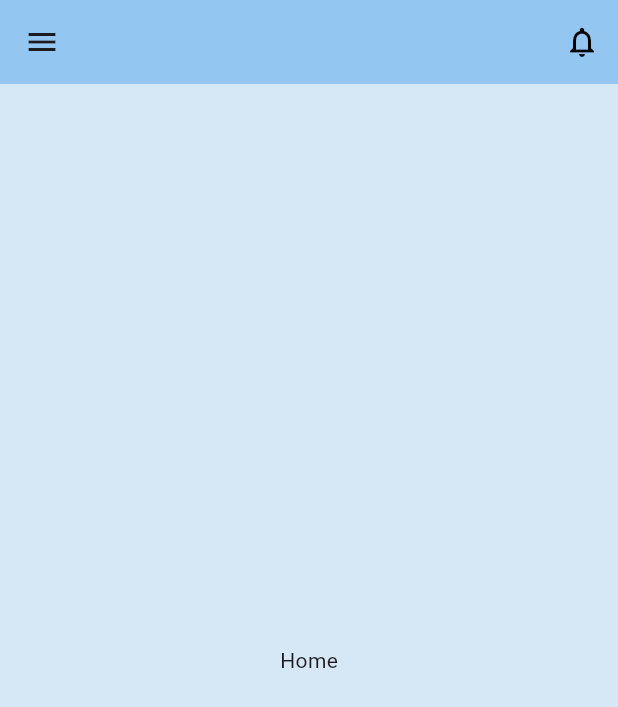
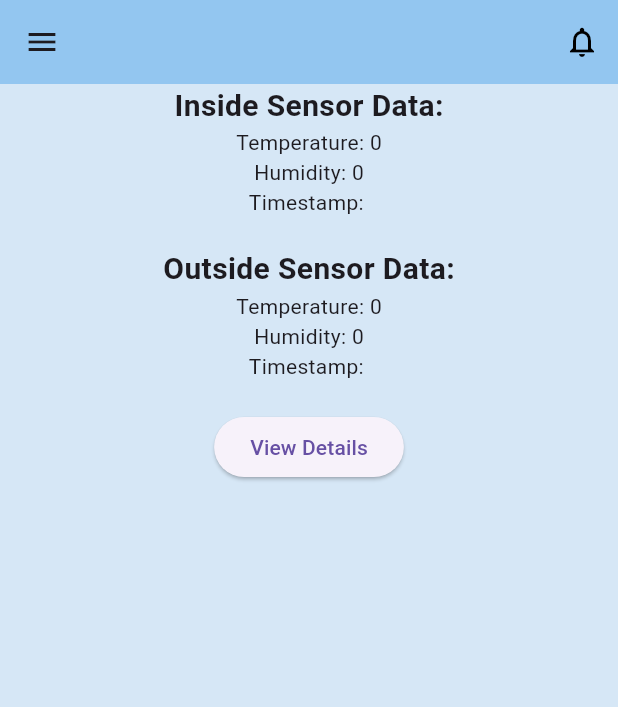
Before and after one commit to izone2911/iot_app, a Flutter app: the screen it shows after launch, on a phone screen of 412 x 824 dp. Shown: the top 707 px of the screen. Run offline on Flutter 3.47's test engine with Material 3 defaults, Android fonts, the phone set to English and light mode, and no system bars; our stand-ins replace dio, fl_chart, go_router, lazy_load_scrollview, sidebarx; missing offline and left inert: calendar_slider, mqtt_client.

Commit message:
realtime-info

```diff
--- a/lib/src/app.dart
+++ b/lib/src/app.dart
@@ -76,6 +76,7 @@ class App extends StatelessWidget {
             ChangeNotifierProvider(create: (_) => provider.WeatherProvider()),
             ChangeNotifierProvider(create: (context) => provider.AlertData()),
             ChangeNotifierProvider(create: (_) => provider.ConfigData()),
+            ChangeNotifierProvider(create: (_) => provider.RealTimeData()),
           ],
           child: MaterialApp.router(
             routerConfig: _router,
--- a/lib/src/provider/_index.dart
+++ b/lib/src/provider/_index.dart
@@ -3,3 +3,4 @@ export 'aws_iot_provider.dart';
 // export 'data_aws_provider.dart';
 export 'alert_provider.dart';
 export 'data_config_devices.dart';
+export 'realtime_provider.dart';
--- a/lib/src/provider/aws_iot_provider.dart
+++ b/lib/src/provider/aws_iot_provider.dart
@@ -1,15 +1,15 @@
-
+import 'dart:convert';
 import 'dart:io';
 import 'package:flutter/material.dart';
 import 'package:flutter/services.dart';
 import 'package:mqtt_client/mqtt_client.dart';
 import 'package:mqtt_client/mqtt_server_client.dart';
 import 'package:provider/provider.dart';
+// import 'package:quanlyhoctap/src/provider/realtime_provider.dart';
 import '_index.dart';
-import 'alert_provider.dart';
+// import 'alert_provider.dart';
 
 class AwsIotProvider {
-
   final Map<String, dynamic> _map = {
     'inside_running': {},
     'inside_changed': {},
@@ -19,9 +19,8 @@ class AwsIotProvider {
   Map<String, dynamic> get dataAws => _map;
 
   void addDataAws(String key, dynamic item) {
-      _map[key] = [item];
+    _map[key] = [item];
   }
-
 
   final String brokerUrl = 'a16rrf6y48w5mg-ats.iot.us-east-1.amazonaws.com';
   final int port = 8883;
@@ -90,8 +89,28 @@ class AwsIotProvider {
       final payload =
           MqttPublishPayload.bytesToStringAsString(recMessage.payload.message);
       addDataAws(topic, payload);
-      if(topic=='esp32/pub') {
-        alertData.addAlertData("unread", payload);// Thêm payload nhận được vào thông báo chưa đọc
+      if (topic == 'esp32/pub') {
+        // Thêm payload nhận được vào thông báo chưa đọc
+        alertData.addAlertData("unread", payload);
+        // print("Received message: $payload from topic: ${messages[0].topic}");
+      }
+    });
+  }
+
+  void subscribeRealTime(String topic, RealTimeData realTimeData) {
+    client.subscribe(topic, MqttQos.atLeastOnce);
+    client.updates?.listen((List<MqttReceivedMessage<MqttMessage?>>? messages) {
+      final recMessage = messages![0].payload as MqttPublishMessage;
+      final payload =
+          MqttPublishPayload.bytesToStringAsString(recMessage.payload.message);
+      addDataAws(topic, payload);
+      if (topic == 'esp32/pub') {
+        Map<String, dynamic> jsonPayload = json.decode(payload);
+        realTimeData.changeRealTimeData(
+            jsonPayload['id'],
+            jsonPayload['temperature'],
+            jsonPayload['humidity'],
+            jsonPayload['timestamp']);
       }
       // print("Received message: $payload from topic: ${messages[0].topic}");
     });
--- /dev/null
+++ b/lib/src/provider/realtime_provider.dart
@@ -0,0 +1,32 @@
+import 'package:flutter/foundation.dart';
+
+class RealTimeData with ChangeNotifier {
+  final Map<String, Map<String, dynamic>> _realTime = {
+    "inside": {
+      "humidity": 0,
+      "temperature": 0,
+      "timestamp": "",
+    },
+    "outside": {
+      "humidity": 0,
+      "temperature": 0,
+      "timestamp": "",
+    },
+  };
+
+  Map<String, Map<String, dynamic>> get realTime => _realTime;
+
+  void changeRealTimeData(
+    String key,
+    double temperature,
+    int humidity,
+    String timestamp,
+  ) {
+    _realTime[key] = {
+      "temperature": temperature,
+      "humidity": humidity,
+      "timestamp": timestamp,
+    };
+    notifyListeners();
+  }
+}
--- a/lib/src/screen/alert/alert_screen.dart
+++ b/lib/src/screen/alert/alert_screen.dart
@@ -6,7 +6,7 @@ import 'package:flutter/services.dart';
 import 'package:provider/provider.dart';
 import 'package:mqtt_client/mqtt_client.dart';
 import 'package:mqtt_client/mqtt_server_client.dart';
-import 'package:ndialog/ndialog.dart';
+// import 'package:ndialog/ndialog.dart';
 import '../../provider/_index.dart' as provider;
 
 class AlertScreen extends StatefulWidget {
@@ -21,7 +21,6 @@ class AlertScreenState extends State<AlertScreen> {
 
   @override
   Widget build(BuildContext context) {
-
     return Scaffold(
       body: Center(
         child: Text('trang thông báo'),
--- a/lib/src/screen/home_screen.dart
+++ b/lib/src/screen/home_screen.dart
@@ -1,27 +1,92 @@
 import 'package:flutter/material.dart';
 import 'package:go_router/go_router.dart';
 import 'package:provider/provider.dart';
+import 'package:quanlyhoctap/src/screen/config_devices/inside_sensor_form.dart';
 
 import '../constant/_index.dart' show RoutePath;
 import '../provider/_index.dart' as provider;
 
-class HomeScreen extends StatelessWidget {
+class HomeScreen extends StatefulWidget {
   const HomeScreen({super.key});
 
   @override
+  State<HomeScreen> createState() => _HomeScreen();
+}
+
+class _HomeScreen extends State<HomeScreen> {
+  late provider.AwsIotProvider awsIotProvider;
+  late provider.RealTimeData realTimeData;
+
+  @override
+  void initState() {
+    super.initState();
+    realTimeData = Provider.of<provider.RealTimeData>(context, listen: false);
+
+    awsIotProvider = provider.AwsIotProvider(clientId: "FixedClientID");
+
+    awsIotProvider.connect().then((isConnected) {
+      if (isConnected) {
+        awsIotProvider.subscribeRealTime('esp32/pub', realTimeData);
+        print("Subscribed to topics after successful connection.");
+      } else {
+        print("Failed to connect to MQTT broker.");
+      }
+    }).catchError((error) {
+      print("Error connecting to MQTT broker: $error");
+    });
+  }
+
+  @override
   Widget build(BuildContext context) {
-
     return Scaffold(
       backgroundColor: const Color.fromARGB(255, 214, 231, 246),
+      body: Center(
+        child: Column(
+          // mainAxisAlignment: MainAxisAlignment.center,
+          children: [
+            Consumer<provider.RealTimeData>(
+              builder: (context, realTimeData, child) {
+                return Column(
+                  // mainAxisAlignment: MainAxisAlignment.center,
+                  children: [
+                    Text(
+                      'Inside Sensor Data:',
+                      style:
+                          TextStyle(fontSize: 20, fontWeight: FontWeight.bold),
+                    ),
+                    Text(
+                        'Temperature: ${realTimeData.realTime["inside"]!["temperature"]}'),
+                    Text(
+                        'Humidity: ${realTimeData.realTime["inside"]!["humidity"]}'),
+                    Text(
+                        'Timestamp: ${realTimeData.realTime["inside"]!["timestamp"]}'),
+                    SizedBox(height: 20),
+                    Text(
+                      'Outside Sensor Data:',
+                      style:
+                          TextStyle(fontSize: 20, fontWeight: FontWeight.bold),
+                    ),
+                    Text(
+                        'Temperature: ${realTimeData.realTime["outside"]!["temperature"]}'),
+                    Text(
+                        'Humidity: ${realTimeData.realTime["outside"]!["humidity"]}'),
+                    Text(
+                        'Timestamp: ${realTimeData.realTime["outside"]!["timestamp"]}'),
+                    SizedBox(height: 20),
+                  ],
+                );
+              },
+            ),
+            ElevatedButton(
+              onPressed: () {
+                context.go(RoutePath
+                    .chart.absolute); // Điều hướng đến màn hình thống kê
+              },
+              child: Text('View Details'),
+            ),
 
-      body: Center(
-        child: GestureDetector(
-          onTap: () {
-            context.go(RoutePath.chart.absolute);
-          },
-          child: const SizedBox(
-            child: Text('Home'),
-          ),
+            /// Hiển thị thông tin nhiệt độ độ ẩm các vùng khác
+          ],
         ),
       ),
     );
--- a/pubspec.yaml
+++ b/pubspec.yaml
@@ -29,7 +29,7 @@ dependencies:
   calendar_slider: ^0.0.4
   file_picker: 8.1.4
   mqtt_client: ^9.7.0
-  ndialog: ^4.3.1
+  # ndialog: ^4.3.1
 
 dev_dependencies:
   flutter_test:
```
